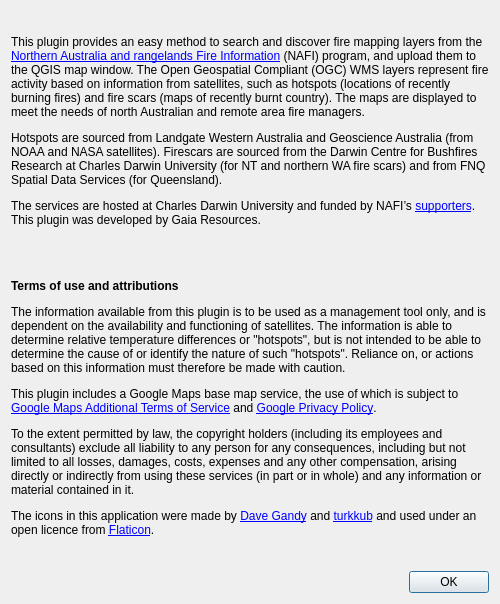
Before: the Qt Designer form ntrrp/ui/ntrrp_about_dialog_base.ui in nafi-org/nafi-qgis, drawn with Qt 5.
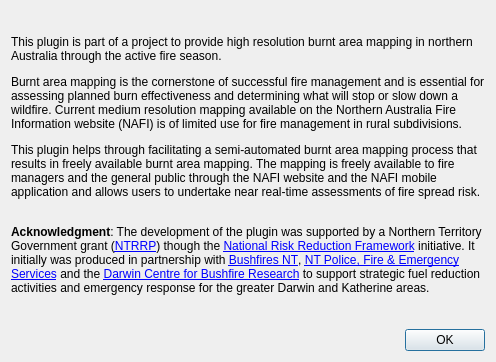
After: the same form once the commit is applied. Icons and pictures are not drawn.

Commit message: update about text and bump version

What changed in the file:
```diff
--- a/ntrrp/ui/ntrrp_about_dialog_base.ui
+++ b/ntrrp/ui/ntrrp_about_dialog_base.ui
@@ -57,7 +57,7 @@
         </sizepolicy>
        </property>
        <property name="text">
-        <string>&lt;html&gt;&lt;head/&gt;&lt;body&gt;&lt;p&gt;This plugin provides an easy method to search and discover fire mapping layers from the &lt;a href=&quot;https://firenorth.org.au&quot;&gt;&lt;span style=&quot; text-decoration: underline; color:#0000ff;&quot;&gt;Northern Australia and rangelands Fire Information&lt;/span&gt;&lt;/a&gt; (NAFI) program, and upload them to the QGIS map window. The Open Geospatial Compliant (OGC) WMS layers represent fire activity based on information from satellites, such as hotspots (locations of recently burning fires) and fire scars (maps of recently burnt country). The maps are displayed to meet the needs of north Australian and remote area fire managers.&lt;/p&gt;&lt;p&gt;Hotspots are sourced from Landgate Western Australia and Geoscience Australia (from NOAA and NASA satellites). Firescars are sourced from the Darwin Centre for Bushfires Research at Charles Darwin University (for NT and northern WA fire scars) and from FNQ Spatial Data Services (for Queensland).&lt;/p&gt;&lt;p&gt;The services are hosted at Charles Darwin University and funded by NAFI’s &lt;a href=&quot;https://firenorth.org.au/nafi3/views/about/supporters.htm&quot;&gt;&lt;span style=&quot; text-decoration: underline; color:#0000ff;&quot;&gt;supporters&lt;/span&gt;&lt;/a&gt;. This plugin was developed by Gaia Resources.&lt;/p&gt;&lt;p&gt;&lt;br/&gt;&lt;/p&gt;&lt;p&gt;&lt;span style=&quot; font-weight:600;&quot;&gt;Terms of use and attributions&lt;/span&gt;&lt;/p&gt;&lt;p&gt;The information available from this plugin is to be used as a management tool only, and is dependent on the availability and functioning of satellites. The information is able to determine relative temperature differences or &amp;quot;hotspots&amp;quot;, but is not intended to be able to determine the cause of or identify the nature of such &amp;quot;hotspots&amp;quot;. Reliance on, or actions based on this information must therefore be made with caution.&lt;/p&gt;&lt;p&gt;This plugin includes a Google Maps base map service, the use of which is subject to &lt;a href=&quot;https://maps.google.com/help/terms_maps/&quot;&gt;&lt;span style=&quot; text-decoration: underline; color:#0000ff;&quot;&gt;Google Maps Additional Terms of Service&lt;/span&gt;&lt;/a&gt; and &lt;a href=&quot;https://www.google.com/policies/privacy/&quot;&gt;&lt;span style=&quot; text-decoration: underline; color:#0000ff;&quot;&gt;Google Privacy Policy&lt;/span&gt;&lt;/a&gt;.&lt;/p&gt;&lt;p&gt;To the extent permitted by law, the copyright holders (including its employees and consultants) exclude all liability to any person for any consequences, including but not limited to all losses, damages, costs, expenses and any other compensation, arising directly or indirectly from using these services (in part or in whole) and any information or material contained in it.&lt;/p&gt;&lt;p&gt;The icons in this application were made by &lt;a href=&quot;https://www.flaticon.com/authors/dave-gandy&quot;&gt;&lt;span style=&quot; text-decoration: underline; color:#0000ff;&quot;&gt;Dave Gandy&lt;/span&gt;&lt;/a&gt; and &lt;a href=&quot;https://www.flaticon.com/authors/turkkub&quot;&gt;&lt;span style=&quot; text-decoration: underline; color:#0000ff;&quot;&gt;turkkub&lt;/span&gt;&lt;/a&gt; and used under an open licence from &lt;a href=&quot;https://www.flaticon.com&quot;&gt;&lt;span style=&quot; text-decoration: underline; color:#0000ff;&quot;&gt;Flaticon&lt;/span&gt;&lt;/a&gt;.&lt;/p&gt;&lt;/body&gt;&lt;/html&gt;</string>
+        <string>&lt;html&gt;&lt;head/&gt;&lt;body&gt;&lt;p&gt;This plugin is part of a project to provide high resolution burnt area mapping in northern Australia through the active fire season.&lt;/p&gt;&lt;p&gt;Burnt area mapping is the cornerstone of successful fire management and is essential for assessing planned burn effectiveness and determining what will stop or slow down a wildfire. Current medium resolution mapping available on the Northern Australia Fire Information website (NAFI) is of limited use for fire management in rural subdivisions. &lt;/p&gt;&lt;p&gt;This plugin helps through facilitating a semi-automated burnt area mapping process that results in freely available burnt area mapping. The mapping is freely available to fire managers and the general public through the NAFI website and the NAFI mobile application and allows users to undertake near real-time assessments of fire spread risk.&lt;/p&gt;&lt;p&gt;&lt;br/&gt;&lt;span style=&quot; font-weight:600;&quot;&gt;Acknowledgment&lt;/span&gt;: The development of the plugin was supported by a Northern Territory Government grant (&lt;a href=&quot;https://cmc.nt.gov.au/supporting-government/northern-territory-risk-reduction-program&quot;&gt;&lt;span style=&quot; text-decoration: underline; color:#0000ff;&quot;&gt;NTRRP&lt;/span&gt;&lt;/a&gt;) though the &lt;a href=&quot;https://www.homeaffairs.gov.au/about-us/our-portfolios/emergency-management/resources&quot;&gt;&lt;span style=&quot; text-decoration: underline; color:#0000ff;&quot;&gt;National Risk Reduction Framework&lt;/span&gt;&lt;/a&gt; initiative. It initially was produced in partnership with &lt;a href=&quot;https://depws.nt.gov.au/bushfire-information-and-management/about-bushfires-nt/bushfires-nt&quot;&gt;&lt;span style=&quot; text-decoration: underline; color:#0000ff;&quot;&gt;Bushfires NT&lt;/span&gt;&lt;/a&gt;, &lt;a href=&quot;https://www.pfes.nt.gov.au&quot;&gt;&lt;span style=&quot; text-decoration: underline; color:#0000ff;&quot;&gt;NT Police, Fire &amp;amp; Emergency Services&lt;/span&gt;&lt;/a&gt; and the &lt;a href=&quot;https://bushfireresearch.org.au/&quot;&gt;&lt;span style=&quot; text-decoration: underline; color:#0000ff;&quot;&gt;Darwin Centre for Bushfire Research&lt;/span&gt;&lt;/a&gt; to support strategic fuel reduction activities and emergency response for the greater Darwin and Katherine areas.&lt;/p&gt;&lt;/body&gt;&lt;/html&gt;</string>
        </property>
        <property name="textFormat">
         <enum>Qt::RichText</enum>
```
The commit also changes 3 other files.
